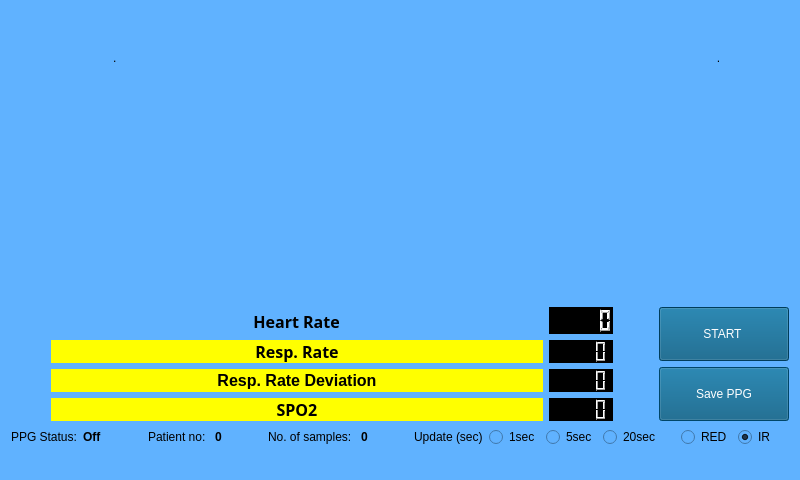
Above: TeleDOC/mainwindow.ui from ma-anjum95/FYP before the change. Below: the same form after it.
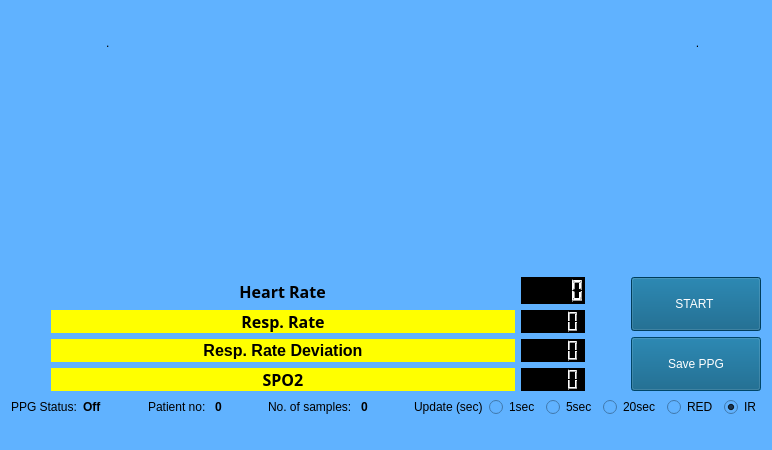
That is the form after the change. Icons and pictures are not drawn. Custom widgets are drawn as their Qt base class.

Commit message: Changed the resolution of the screen.

Diff of the .ui file:
```diff
--- a/TeleDOC/mainwindow.ui
+++ b/TeleDOC/mainwindow.ui
@@ -6,8 +6,8 @@
    <rect>
     <x>0</x>
     <y>0</y>
-    <width>800</width>
-    <height>480</height>
+    <width>750</width>
+    <height>450</height>
    </rect>
   </property>
   <property name="sizePolicy">
```
Left out of the diff: 4 changed lines with no effect on the pictures.
